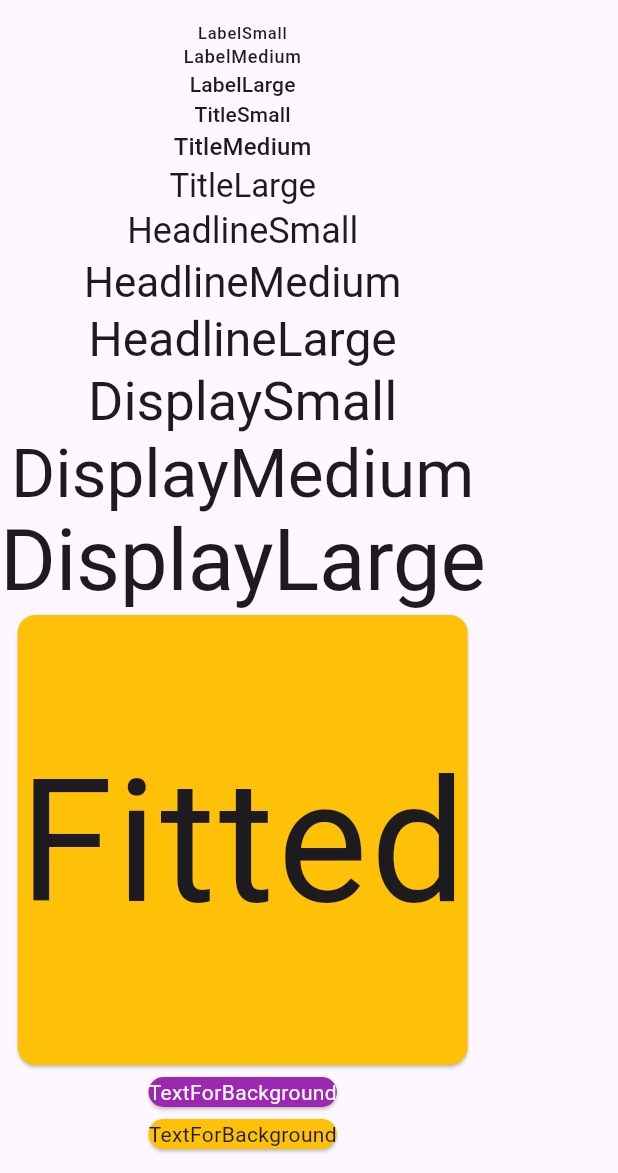
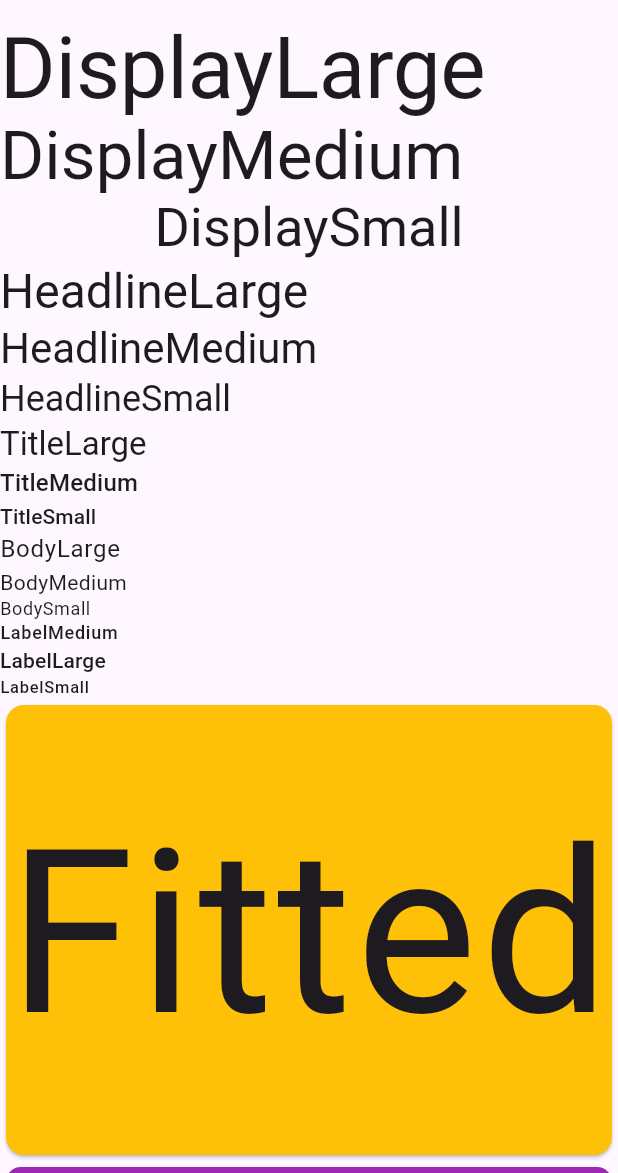
Before and after one commit to hamishnorton/material_text, a Flutter app: the screen it shows after launch, on a phone screen of 412 x 824 dp, the part 63-1236 px from its top. Run offline on Flutter 3.47's test engine with Material 3 defaults, Android fonts, the phone set to English and light mode, and no system bars.

Commit message:
Added textAlign to each, defaulting to left

```diff
--- a/example/lib/main.dart
+++ b/example/lib/main.dart
@@ -31,19 +31,23 @@ class MaterialTextDemo extends StatelessWidget {
       body: const SafeArea(
         child: SingleChildScrollView(
           child: Column(
+            crossAxisAlignment: CrossAxisAlignment.stretch,
             children: [
-              LabelSmall('LabelSmall'),
+              DisplayLarge('DisplayLarge'),
+              DisplayMedium('DisplayMedium'),
+              DisplaySmall('DisplaySmall'),
+              HeadlineLarge('HeadlineLarge'),
+              HeadlineMedium('HeadlineMedium'),
+              HeadlineSmall('HeadlineSmall'),
+              TitleLarge('TitleLarge'),
+              TitleMedium('TitleMedium'),
+              TitleSmall('TitleSmall'),
+              BodyLarge('BodyLarge'),
+              BodyMedium('BodyMedium'),
+              BodySmall('BodySmall'),
               LabelMedium('LabelMedium'),
               LabelLarge('LabelLarge'),
-              TitleSmall('TitleSmall'),
-              TitleMedium('TitleMedium'),
-              TitleLarge('TitleLarge'),
-              HeadlineSmall('HeadlineSmall'),
-              HeadlineMedium('HeadlineMedium'),
-              HeadlineLarge('HeadlineLarge'),
-              DisplaySmall('DisplaySmall'),
-              DisplayMedium('DisplayMedium'),
-              DisplayLarge('DisplayLarge'),
+              LabelSmall('LabelSmall'),
               Card(
                 color: Colors.amber,
                 child: SizedBox(
--- a/lib/material_text.dart
+++ b/lib/material_text.dart
@@ -1,5 +1,8 @@
 library material_text;
 
+export 'src/body_large.dart';
+export 'src/body_medium.dart';
+export 'src/body_small.dart';
 export 'src/display_large.dart';
 export 'src/display_medium.dart';
 export 'src/display_small.dart';
--- /dev/null
+++ b/lib/src/body_large.dart
@@ -0,0 +1,17 @@
+import 'package:flutter/material.dart';
+
+class BodyLarge extends StatelessWidget {
+  const BodyLarge(this.text, {Key? key, this.textAlign = TextAlign.left})
+      : super(key: key);
+  final String text;
+  final TextAlign textAlign;
+
+  @override
+  Widget build(BuildContext context) {
+    return Text(
+      text,
+      style: Theme.of(context).textTheme.bodyLarge,
+      textAlign: textAlign,
+    );
+  }
+}
--- /dev/null
+++ b/lib/src/body_medium.dart
@@ -0,0 +1,17 @@
+import 'package:flutter/material.dart';
+
+class BodyMedium extends StatelessWidget {
+  const BodyMedium(this.text, {Key? key, this.textAlign = TextAlign.left})
+      : super(key: key);
+  final String text;
+  final TextAlign textAlign;
+
+  @override
+  Widget build(BuildContext context) {
+    return Text(
+      text,
+      style: Theme.of(context).textTheme.bodyMedium,
+      textAlign: textAlign,
+    );
+  }
+}
--- /dev/null
+++ b/lib/src/body_small.dart
@@ -0,0 +1,17 @@
+import 'package:flutter/material.dart';
+
+class BodySmall extends StatelessWidget {
+  const BodySmall(this.text, {Key? key, this.textAlign = TextAlign.left})
+      : super(key: key);
+  final String text;
+  final TextAlign textAlign;
+
+  @override
+  Widget build(BuildContext context) {
+    return Text(
+      text,
+      style: Theme.of(context).textTheme.bodySmall,
+      textAlign: textAlign,
+    );
+  }
+}
--- a/lib/src/display_large.dart
+++ b/lib/src/display_large.dart
@@ -1,15 +1,17 @@
 import 'package:flutter/material.dart';
 
 class DisplayLarge extends StatelessWidget {
-  const DisplayLarge(this.text, {Key? key}) : super(key: key);
+  const DisplayLarge(this.text, {Key? key, this.textAlign = TextAlign.left})
+      : super(key: key);
   final String text;
+  final TextAlign textAlign;
 
   @override
   Widget build(BuildContext context) {
     return Text(
       text,
       style: Theme.of(context).textTheme.displayLarge,
-      textAlign: TextAlign.center,
+      textAlign: textAlign,
     );
   }
 }
--- a/lib/src/display_medium.dart
+++ b/lib/src/display_medium.dart
@@ -1,15 +1,17 @@
 import 'package:flutter/material.dart';
 
 class DisplayMedium extends StatelessWidget {
-  const DisplayMedium(this.text, {Key? key}) : super(key: key);
+  const DisplayMedium(this.text, {Key? key, this.textAlign = TextAlign.left})
+      : super(key: key);
   final String text;
+  final TextAlign textAlign;
 
   @override
   Widget build(BuildContext context) {
     return Text(
       text,
       style: Theme.of(context).textTheme.displayMedium,
-      textAlign: TextAlign.center,
+      textAlign: textAlign,
     );
   }
 }
--- a/lib/src/fitted_text.dart
+++ b/lib/src/fitted_text.dart
@@ -2,8 +2,10 @@ import 'package:flutter/material.dart';
 
 /// Provides a Text widget fitted width available
 class FittedText extends StatelessWidget {
-  const FittedText(this.text, {Key? key}) : super(key: key);
+  const FittedText(this.text, {Key? key, this.textAlign = TextAlign.left})
+      : super(key: key);
   final String text;
+  final TextAlign textAlign;
 
   @override
   Widget build(BuildContext context) {
@@ -11,7 +13,7 @@ class FittedText extends StatelessWidget {
       fit: BoxFit.contain,
       child: Text(
         text,
-        textAlign: TextAlign.center,
+        textAlign: textAlign,
       ),
     );
   }
--- a/lib/src/headline_large.dart
+++ b/lib/src/headline_large.dart
@@ -1,15 +1,17 @@
 import 'package:flutter/material.dart';
 
 class HeadlineLarge extends StatelessWidget {
-  const HeadlineLarge(this.text, {Key? key}) : super(key: key);
+  const HeadlineLarge(this.text, {Key? key, this.textAlign = TextAlign.left})
+      : super(key: key);
   final String text;
+  final TextAlign textAlign;
 
   @override
   Widget build(BuildContext context) {
     return Text(
       text,
       style: Theme.of(context).textTheme.headlineLarge,
-      textAlign: TextAlign.center,
+      textAlign: textAlign,
     );
   }
 }
--- a/lib/src/headline_medium.dart
+++ b/lib/src/headline_medium.dart
@@ -1,15 +1,17 @@
 import 'package:flutter/material.dart';
 
 class HeadlineMedium extends StatelessWidget {
-  const HeadlineMedium(this.text, {Key? key}) : super(key: key);
+  const HeadlineMedium(this.text, {Key? key, this.textAlign = TextAlign.left})
+      : super(key: key);
   final String text;
+  final TextAlign textAlign;
 
   @override
   Widget build(BuildContext context) {
     return Text(
       text,
       style: Theme.of(context).textTheme.headlineMedium,
-      textAlign: TextAlign.center,
+      textAlign: textAlign,
     );
   }
 }
--- a/lib/src/headline_small.dart
+++ b/lib/src/headline_small.dart
@@ -1,15 +1,17 @@
 import 'package:flutter/material.dart';
 
 class HeadlineSmall extends StatelessWidget {
-  const HeadlineSmall(this.text, {Key? key}) : super(key: key);
+  const HeadlineSmall(this.text, {Key? key, this.textAlign = TextAlign.left})
+      : super(key: key);
   final String text;
+  final TextAlign textAlign;
 
   @override
   Widget build(BuildContext context) {
     return Text(
       text,
       style: Theme.of(context).textTheme.headlineSmall,
-      textAlign: TextAlign.center,
+      textAlign: textAlign,
     );
   }
 }
--- a/lib/src/label_large.dart
+++ b/lib/src/label_large.dart
@@ -1,15 +1,17 @@
 import 'package:flutter/material.dart';
 
 class LabelLarge extends StatelessWidget {
-  const LabelLarge(this.text, {Key? key}) : super(key: key);
+  const LabelLarge(this.text, {Key? key, this.textAlign = TextAlign.left})
+      : super(key: key);
   final String text;
+  final TextAlign textAlign;
 
   @override
   Widget build(BuildContext context) {
     return Text(
       text,
       style: Theme.of(context).textTheme.labelLarge,
-      textAlign: TextAlign.center,
+      textAlign: textAlign,
     );
   }
 }
--- a/lib/src/label_medium.dart
+++ b/lib/src/label_medium.dart
@@ -1,15 +1,17 @@
 import 'package:flutter/material.dart';
 
 class LabelMedium extends StatelessWidget {
-  const LabelMedium(this.text, {Key? key}) : super(key: key);
+  const LabelMedium(this.text, {Key? key, this.textAlign = TextAlign.left})
+      : super(key: key);
   final String text;
+  final TextAlign textAlign;
 
   @override
   Widget build(BuildContext context) {
     return Text(
       text,
       style: Theme.of(context).textTheme.labelMedium,
-      textAlign: TextAlign.center,
+      textAlign: textAlign,
     );
   }
 }
--- a/lib/src/label_small.dart
+++ b/lib/src/label_small.dart
@@ -1,15 +1,16 @@
 import 'package:flutter/material.dart';
 
 class LabelSmall extends StatelessWidget {
-  const LabelSmall(this.text, {Key? key}) : super(key: key);
+  const LabelSmall(this.text, {Key? key, this.textAlign = TextAlign.left})
+      : super(key: key);
   final String text;
-
+  final TextAlign textAlign;
   @override
   Widget build(BuildContext context) {
     return Text(
       text,
       style: Theme.of(context).textTheme.labelSmall,
-      textAlign: TextAlign.center,
+      textAlign: textAlign,
     );
   }
 }
--- a/lib/src/text_for_background.dart
+++ b/lib/src/text_for_background.dart
@@ -5,17 +5,23 @@ import 'package:flutter/material.dart';
 class TextForBackground extends StatelessWidget {
   final String data;
   final Color backgroundColor;
+  final TextAlign textAlign;
   const TextForBackground(
     this.data,
     this.backgroundColor, {
     super.key,
+    this.textAlign = TextAlign.left,
   });
 
   @override
   Widget build(BuildContext context) {
     final textColor = getTextColorForBackground(backgroundColor, context);
 
-    return Text(data, style: TextStyle(color: textColor));
+    return Text(
+      data,
+      style: TextStyle(color: textColor),
+      textAlign: textAlign,
+    );
   }
 
   static getTextColorForBackground(
--- a/lib/src/title_large.dart
+++ b/lib/src/title_large.dart
@@ -1,15 +1,17 @@
 import 'package:flutter/material.dart';
 
 class TitleLarge extends StatelessWidget {
-  const TitleLarge(this.text, {Key? key}) : super(key: key);
+  const TitleLarge(this.text, {Key? key, this.textAlign = TextAlign.left})
+      : super(key: key);
   final String text;
+  final TextAlign textAlign;
 
   @override
   Widget build(BuildContext context) {
     return Text(
       text,
       style: Theme.of(context).textTheme.titleLarge,
-      textAlign: TextAlign.center,
+      textAlign: textAlign,
     );
   }
 }
--- a/lib/src/title_medium.dart
+++ b/lib/src/title_medium.dart
@@ -1,15 +1,17 @@
 import 'package:flutter/material.dart';
 
 class TitleMedium extends StatelessWidget {
-  const TitleMedium(this.text, {Key? key}) : super(key: key);
+  const TitleMedium(this.text, {Key? key, this.textAlign = TextAlign.left})
+      : super(key: key);
   final String text;
+  final TextAlign textAlign;
 
   @override
   Widget build(BuildContext context) {
     return Text(
       text,
       style: Theme.of(context).textTheme.titleMedium,
-      textAlign: TextAlign.center,
+      textAlign: textAlign,
     );
   }
 }
--- a/lib/src/title_small.dart
+++ b/lib/src/title_small.dart
@@ -1,15 +1,17 @@
 import 'package:flutter/material.dart';
 
 class TitleSmall extends StatelessWidget {
-  const TitleSmall(this.text, {Key? key}) : super(key: key);
+  const TitleSmall(this.text, {Key? key, this.textAlign = TextAlign.left})
+      : super(key: key);
   final String text;
+  final TextAlign textAlign;
 
   @override
   Widget build(BuildContext context) {
     return Text(
       text,
       style: Theme.of(context).textTheme.titleSmall,
-      textAlign: TextAlign.center,
+      textAlign: textAlign,
     );
   }
 }
```
